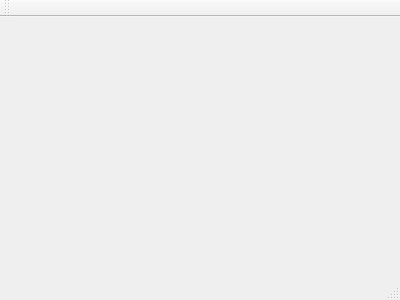
Fale/cmprint, file mainwindow.ui: the form before one commit.
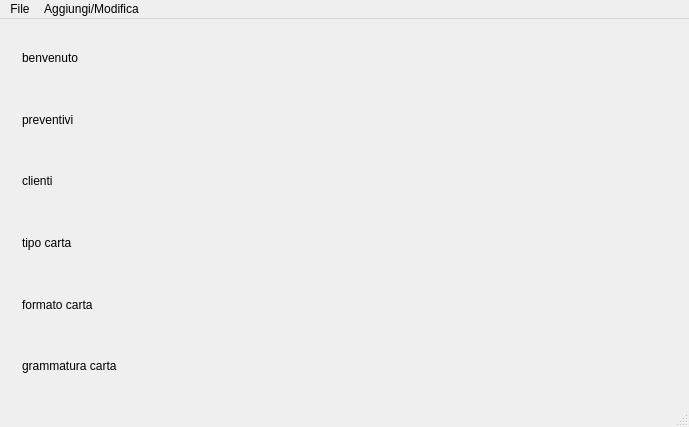
The form after the commit.

Commit message: Prima implementazione della gui

Diff of the .ui file:
```diff
--- a/mainwindow.ui
+++ b/mainwindow.ui
@@ -1,24 +1,193 @@
 <ui version="4.0">
  <class>MainWindow</class>
- <widget class="QMainWindow" name="MainWindow" >
-  <property name="geometry" >
+ <widget class="QMainWindow" name="MainWindow">
+  <property name="geometry">
    <rect>
     <x>0</x>
     <y>0</y>
-    <width>400</width>
-    <height>300</height>
+    <width>689</width>
+    <height>427</height>
    </rect>
   </property>
   <property name="windowTitle" >
    <string>MainWindow</string>
   </property>
-  <widget class="QMenuBar" name="menuBar" />
-  <widget class="QToolBar" name="mainToolBar" />
-  <widget class="QWidget" name="centralWidget" />
-  <widget class="QStatusBar" name="statusBar" />
+  <widget class="QWidget" name="centralWidget">
+   <layout class="QGridLayout" name="gridLayout">
+    <item row="1" column="0">
+     <widget class="QWidget" name="widget_benvenuto" native="true">
+      <property name="enabled">
+       <bool>true</bool>
+      </property>
+      <layout class="QGridLayout" name="gridLayout_2">
+       <item row="0" column="0">
+        <widget class="QLabel" name="label">
+         <property name="enabled">
+          <bool>true</bool>
+         </property>
+         <property name="text">
+          <string>benvenuto</string>
+         </property>
+        </widget>
+       </item>
+      </layout>
+     </widget>
+    </item>
+    <item row="2" column="0">
+     <widget class="QWidget" name="widget_preventivi" native="true">
+      <layout class="QGridLayout" name="gridLayout_3">
+       <item row="0" column="0">
+        <widget class="QLabel" name="label_2">
+         <property name="text">
+          <string>preventivi</string>
+         </property>
+        </widget>
+       </item>
+      </layout>
+     </widget>
+    </item>
+    <item row="3" column="0">
+     <widget class="QWidget" name="widget_clienti" native="true">
+      <layout class="QGridLayout" name="gridLayout_6">
+       <item row="0" column="0">
+        <widget class="QLabel" name="label_3">
+         <property name="text">
+          <string>clienti</string>
+         </property>
+        </widget>
+       </item>
+      </layout>
+     </widget>
+    </item>
+    <item row="4" column="0">
+     <widget class="QWidget" name="widget_carta_tipo" native="true">
+      <layout class="QGridLayout" name="gridLayout_5">
+       <item row="0" column="0">
+        <widget class="QLabel" name="label_4">
+         <property name="text">
+          <string>tipo carta</string>
+         </property>
+        </widget>
+       </item>
+      </layout>
+     </widget>
+    </item>
+    <item row="5" column="0">
+     <widget class="QWidget" name="widget_carta_formato" native="true">
+      <layout class="QGridLayout" name="gridLayout_4">
+       <item row="0" column="0">
+        <widget class="QLabel" name="label_5">
+         <property name="text">
+          <string>formato carta</string>
+         </property>
+        </widget>
+       </item>
+      </layout>
+     </widget>
+    </item>
+    <item row="6" column="0">
+     <widget class="QWidget" name="widget_carta_grammatura" native="true">
+      <layout class="QGridLayout" name="gridLayout_7">
+       <item row="0" column="0">
+        <widget class="QLabel" name="label_6">
+         <property name="text">
+          <string>grammatura carta</string>
+         </property>
+        </widget>
+       </item>
+      </layout>
+     </widget>
+    </item>
+   </layout>
+  </widget>
+  <widget class="QStatusBar" name="statusBar"/>
+  <widget class="QMenuBar" name="menuBar">
+   <property name="geometry">
+    <rect>
+     <x>0</x>
+     <y>0</y>
+     <width>689</width>
+     <height>25</height>
+    </rect>
+   </property>
+   <widget class="QMenu" name="menuSalva">
+    <property name="title">
+     <string>File</string>
+    </property>
+    <addaction name="actionSalva"/>
+    <addaction name="separator"/>
+    <addaction name="actionEsci"/>
+   </widget>
+   <widget class="QMenu" name="menuCarta">
+    <property name="title">
+     <string>Aggiungi/Modifica</string>
+    </property>
+    <widget class="QMenu" name="menuCarta_2">
+     <property name="title">
+      <string>Carta</string>
+     </property>
+     <addaction name="actionTipo"/>
+     <addaction name="actionFormato"/>
+     <addaction name="actionGrammatura"/>
+    </widget>
+    <addaction name="actionPreventivi"/>
+    <addaction name="separator"/>
+    <addaction name="actionClienti"/>
+    <addaction name="separator"/>
+    <addaction name="menuCarta_2"/>
+   </widget>
+   <addaction name="menuSalva"/>
+   <addaction name="menuCarta"/>
+  </widget>
+  <action name="actionSalva">
+   <property name="text">
+    <string>Salva</string>
+   </property>
+  </action>
+  <action name="actionEsci">
+   <property name="text">
+    <string>Esci</string>
+   </property>
+  </action>
+  <action name="actionPreventivi">
+   <property name="text">
+    <string>Preventivi</string>
+   </property>
+   <property name="toolTip">
+    <string>Visualizza, modifica e crea preventivi</string>
+   </property>
+  </action>
+  <action name="actionTipo">
+   <property name="text">
+    <string>Tipo</string>
+   </property>
+   <property name="toolTip">
+    <string>Visualizza, modifica e aggiungi tipi di carta</string>
+   </property>
+  </action>
+  <action name="actionFormato">
+   <property name="text">
+    <string>Formato</string>
+   </property>
+   <property name="toolTip">
+    <string>Visualizza, modifica e aggiungi formati di carta</string>
+   </property>
+  </action>
+  <action name="actionGrammatura">
+   <property name="text">
+    <string>Grammatura</string>
+   </property>
+   <property name="toolTip">
+    <string>Visualizza, modifica e aggiungi grammature della carta</string>
+   </property>
+  </action>
+  <action name="actionClienti">
+   <property name="text">
+    <string>Clienti</string>
+   </property>
+  </action>
  </widget>
- <layoutDefault spacing="6" margin="11" />
- <pixmapfunction></pixmapfunction>
+ <layoutdefault spacing="6" margin="11"/>
  <resources/>
  <connections/>
 </ui>
```
Left out of the diff: 3 changed lines with no effect on the pictures. The commit also changes 2 other files.
